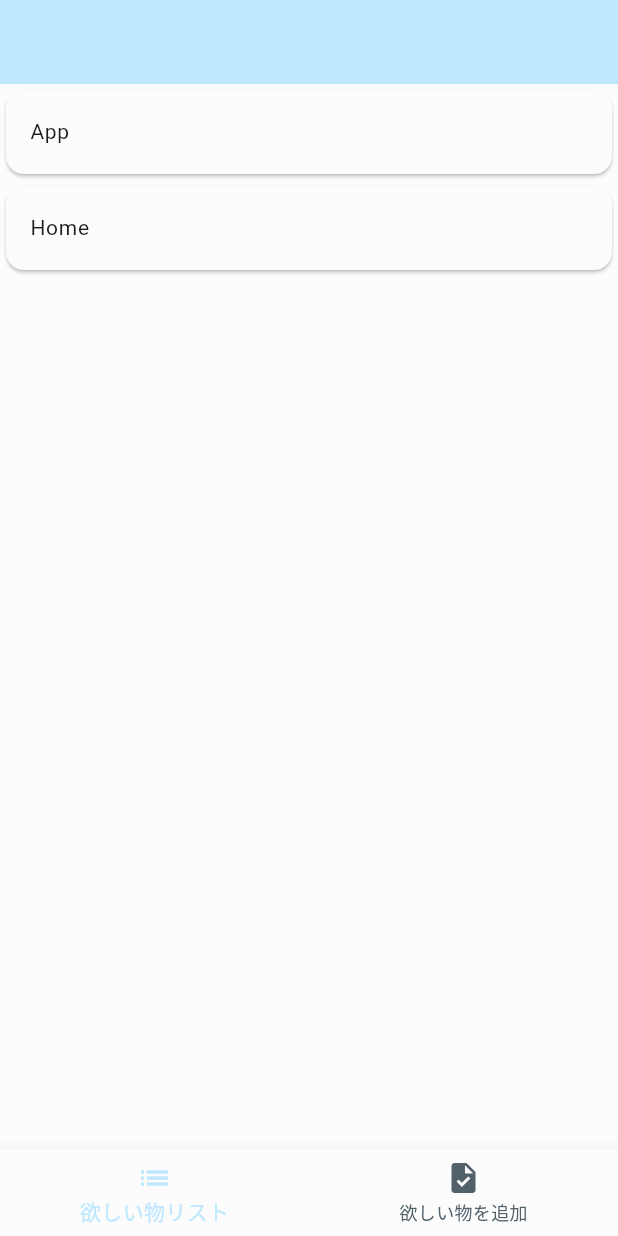
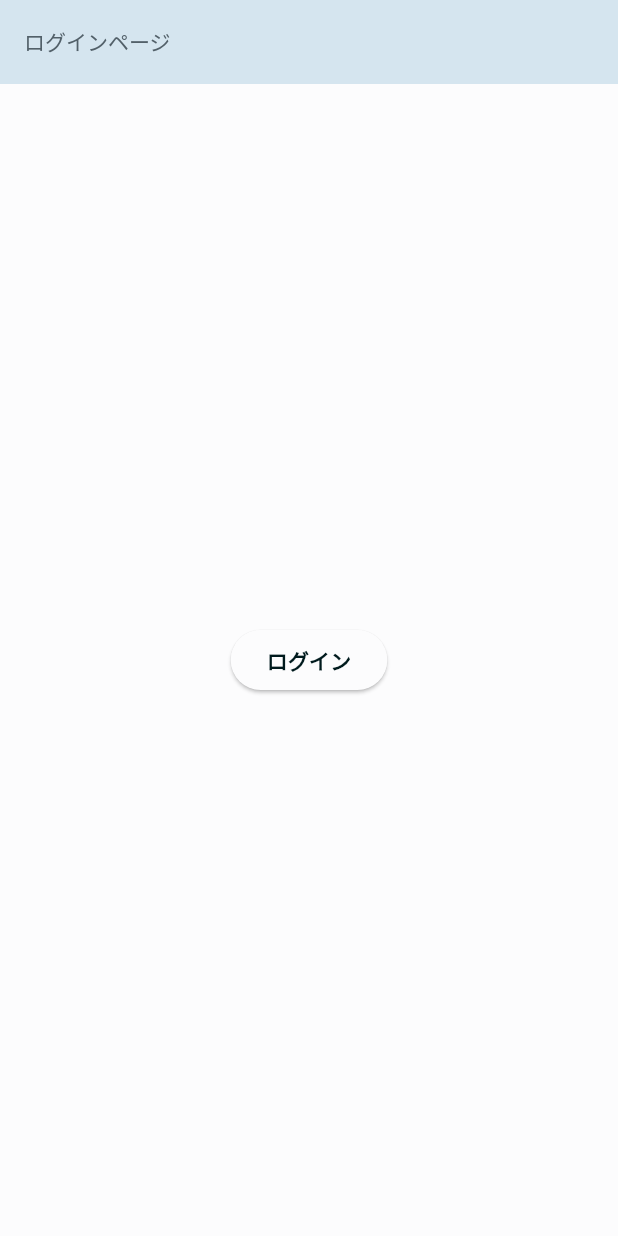
Before and after one commit to sakanafuto/Greed, a Flutter app: the screen it shows after launch, on a phone screen of 412 x 824 dp. Run offline on Flutter 3.47's test engine with Material 2 defaults, Android fonts, the phone set to English and light mode, and no system bars; our stand-ins replace go_router, google_fonts, hooks_riverpod.

Commit message:
feat: greed詳細ページの追加とログイン画面のガワ、ルーティングの設定完了

```diff
--- a/lib/app.dart
+++ b/lib/app.dart
@@ -1,7 +1,6 @@
 import 'package:flutter/material.dart';
 import 'package:go_router/go_router.dart';
-import 'package:hello_app/favorite_page.dart';
-import 'package:hello_app/theme/app_theme.dart';
+import 'package:hello_app/screen/greed_list_screen.dart';
 import 'package:hello_app/todo_page.dart';
 import 'package:hooks_riverpod/hooks_riverpod.dart';
 
@@ -19,7 +18,7 @@ class GreedApp extends HookConsumerWidget {
   final _pages = [
     Container(),
     const TodoListPage(),
-    const GreedAppBody(),
+    const GreedListScreen(currentGreed: null,),
   ];
 
   @override
@@ -29,7 +28,6 @@ class GreedApp extends HookConsumerWidget {
       home: Scaffold(
         appBar: AppBar(
           title: const Text("Awesome Title!!"),
-          elevation: 0,
         ),
         drawer: Drawer(
           child: Container(
@@ -43,7 +41,7 @@ class GreedApp extends HookConsumerWidget {
                 Card(
                   child: ListTile(
                     title: const Text("App"),
-                    onTap: () => context.go('/'),
+                    onTap: () => context.go('/home'),
                   ),
                 ),
               ],
@@ -57,7 +55,7 @@ class GreedApp extends HookConsumerWidget {
                 icon: Icon(Icons.settings), label: "Settings"),
             BottomNavigationBarItem(icon: Icon(Icons.home), label: "Home"),
             BottomNavigationBarItem(
-                icon: Icon(Icons.favorite), label: "Favorite"),
+                icon: Icon(Icons.list), label: "List"),
           ],
           currentIndex: ref.watch(appTabTypeProvider).index,
           onTap: (selectIndex) => ref.watch(appTabTypeProvider.state).state =
--- a/lib/greed_list_screen.dart
+++ /dev/null
@@ -1,16 +0,0 @@
-import 'package:flutter/material.dart';
-
-class GreedListScreen extends StatelessWidget {
-  const GreedListScreen({Key? key}) : super(key: key);
-
-  @override
-  Widget build(BuildContext context) {
-    return MaterialApp(
-      home: Scaffold(
-        body: Container(
-          child: Text("list"),
-        )
-      ),
-    );
-  }
-}
--- a/lib/router/router.dart
+++ b/lib/router/router.dart
@@ -1,20 +1,77 @@
+import 'package:flutter/material.dart';
 import 'package:hello_app/app.dart';
 import 'package:hello_app/component/bottom_navigation_bar.dart';
+import 'package:hello_app/model/greed_list_model.dart';
+import 'package:hello_app/model/greed_model.dart';
+import 'package:hello_app/screen/greed_detail_screen.dart';
+import 'package:hello_app/screen/log_in_screen.dart';
 import 'package:hooks_riverpod/hooks_riverpod.dart';
 import 'package:go_router/go_router.dart';
+
+final greedDetailProvider = Provider<GreedList>((ref) => GreedList());
 
 final routerProvider = Provider(
   (ref) => GoRouter(
     initialLocation: '/',
     routes: [
       GoRoute(
+        name: 'login',
         path: '/',
+        pageBuilder: (context, state) => MaterialPage(
+          key: state.pageKey,
+          child: const LogInScreen(),
+        ),
+      ),
+      GoRoute(
+        path: '/home',
         builder: (context, state) => BottomNavigationBarView(),
       ),
       GoRoute(
-          path: '/app',
-          builder: (context, state) => GreedApp(),
+        path: '/greed',
+        pageBuilder: (context, state) => MaterialPage(
+          key: state.pageKey,
+          child: GreedApp(),
+        ),
+        routes: [
+          GoRoute(
+            name: 'detail',
+            path: 'detail/:id',
+            pageBuilder: (context, state) {
+              Greed? greed = ref
+                  .watch(greedDetailProvider)
+                  .greedFromId(state.params['id']!);
+              if (greed == null) {
+                return MaterialPage(
+                  key: state.pageKey,
+                  child: Scaffold(
+                    appBar: AppBar(
+                      title: const Text('ページが存在しません'),
+                    ),
+                    body: Container(),
+                  ),
+                );
+              }
+              return MaterialPage(
+                key: state.pageKey,
+                child: GreedDetailScreen(
+                  greed: greed,
+                ),
+              );
+            },
           ),
         ],
       ),
+    ],
+    errorPageBuilder: (context, state) => MaterialPage(
+      key: state.pageKey,
+      child: Scaffold(
+        body: Center(
+          child: Text(
+            state.error.toString(),
+            style: TextStyle(color: Theme.of(context).colorScheme.error),
+          ),
+        ),
+      ),
+    ),
+  ),
 );
--- a/lib/screen/home_screen.dart
+++ b/lib/screen/home_screen.dart
@@ -16,7 +16,7 @@ class HomeScreen extends HookConsumerWidget {
             Card(
               child: ListTile(
                 title: const Text("App"),
-                onTap: () => context.go('/app'),
+                onTap: () => context.go('/greed'),
               ),
             ),
             const Card(
--- /dev/null
+++ b/lib/screen/log_in_screen.dart
@@ -0,0 +1,23 @@
+import 'package:go_router/go_router.dart';
+import 'package:flutter/material.dart';
+
+class LogInScreen extends StatelessWidget {
+  const LogInScreen({Key? key}) : super(key: key);
+
+  @override
+  Widget build(BuildContext context) {
+    return Scaffold(
+      appBar: AppBar(
+        title: const Text('ログインページ'),
+      ),
+      body: Center(
+        child: ElevatedButton(
+          child: const Text('ログイン'),
+          onPressed: () {
+            context.go('/greed');
+          },
+        ),
+      ),
+    );
+  }
+}
--- a/lib/theme/app_theme.dart
+++ b/lib/theme/app_theme.dart
@@ -2,30 +2,28 @@ import 'package:flutter/material.dart';
 import 'package:google_fonts/google_fonts.dart';
 
 class AppThemeData {
-  static final Color _focusColor = Colors.black.withOpacity(0.2);
+  static ThemeData mainThemeData = themeData(lightColorScheme, textTheme);
 
-  static ThemeData mainThemeData = themeData(lightColorScheme);
-
-  static ThemeData themeData(ColorScheme colorScheme) {
+  static ThemeData themeData(ColorScheme colorScheme, TextTheme textTheme) {
     return ThemeData(
       useMaterial3: true,
       colorScheme: colorScheme,
-      textTheme: _textTheme,
+      textTheme: textTheme,
       appBarTheme: AppBarTheme(
-        backgroundColor: colorScheme.primaryContainer,
+        backgroundColor: colorScheme.secondaryContainer,
         titleTextStyle: TextStyle(color: colorScheme.secondary),
-        elevation: 0,
         iconTheme: IconThemeData(color: colorScheme.primary),
       ),
       bottomNavigationBarTheme: BottomNavigationBarThemeData(
+        backgroundColor: colorScheme.secondaryContainer,
         type: BottomNavigationBarType.fixed,
-        selectedItemColor: colorScheme.primaryContainer,
-        unselectedItemColor: colorScheme.secondary,
+        selectedItemColor: colorScheme.primary,
+        unselectedItemColor: colorScheme.tertiary,
       ),
       iconTheme: IconThemeData(color: colorScheme.onPrimary),
-      // canvasColor: colorScheme.background,
+      canvasColor: colorScheme.background,
       highlightColor: Colors.transparent,
-      focusColor: _focusColor,
+      focusColor: colorScheme.primary.withOpacity(0.2),
     );
   }
 
@@ -56,7 +54,7 @@ class AppThemeData {
     outline: Color(0xFF72787C),
   );
 
-  static final TextTheme _textTheme = TextTheme(
+  static final TextTheme textTheme = TextTheme(
     headline1:
         GoogleFonts.sawarabiGothic(fontWeight: FontWeight.w700, fontSize: 24.0),
     headline2:
```
Also changed, not shown: lib/favorite_page.dart (deleted, +0 -32 lines), lib/model/greed_list_model.dart (added, +22 -0 lines), lib/model/greed_model.dart (added, +8 -0 lines), lib/screen/greed_detail_screen.dart (added, +34 -0 lines), lib/screen/greed_list_screen.dart (added, +50 -0 lines). Lines whose indentation alone changed are shown as unchanged.
